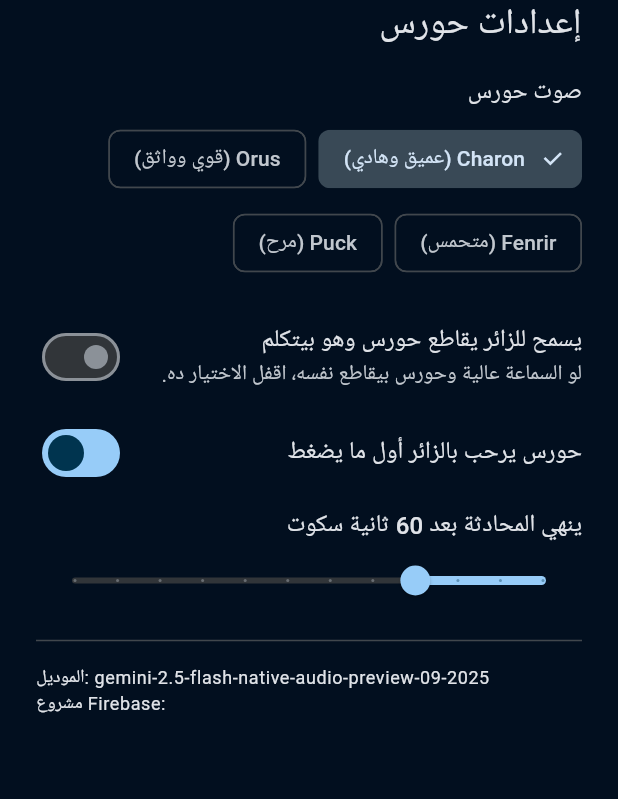
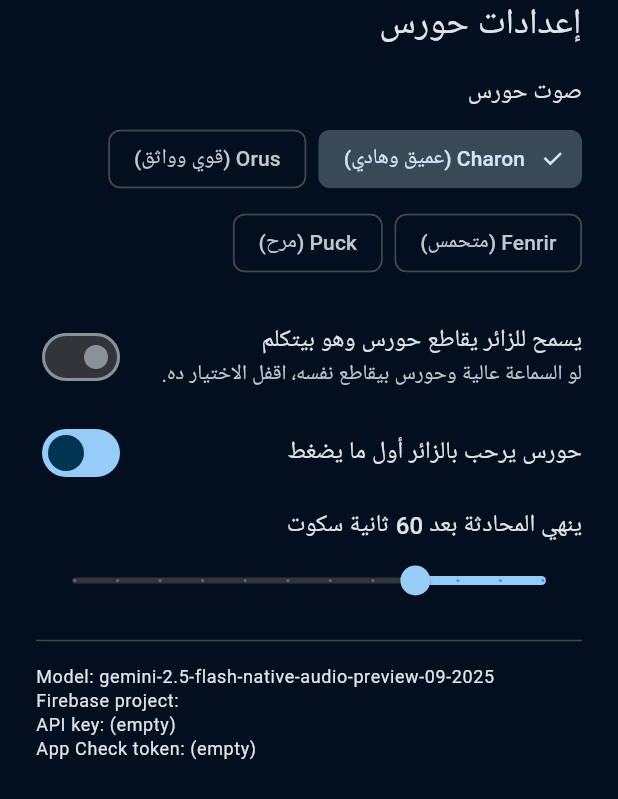
Before and after one commit to iMohamedMamdouh/airobotics-app, a Flutter app: the _SettingsSheet widget shown alone on an empty page, opened directly with empty values, on a phone screen of 412 x 824 dp. Shown: the top 799 px of the screen. Run offline on Flutter 3.47's test engine with Material 3 defaults, Android fonts, the phone set to English and light mode, and no system bars; our stand-ins replace firebase_ai, firebase_core, google_fonts, shared_preferences, wakelock_plus; missing offline and left inert: firebase_app_check, flutter_soloud, record; accounts and stored records are empty; Roboto replaces fonts that are missing (Cairo).

Commit message:
Show masked Firebase key and App Check token in hidden settings
Helps spot a wrong value baked into an APK (e.g. "API key not valid")
without exposing the full secrets.

Co-Authored-By: Claude Opus 5.5 <noreply@anthropic.com>
Claude-Session: https://claude.ai/code/session_0187tmkj62vkpwtLRBsE5Sjk

```diff
--- a/lib/screens/settings_sheet.dart
+++ b/lib/screens/settings_sheet.dart
@@ -95,7 +95,10 @@ class _SettingsSheetState extends State<_SettingsSheet> {
             ),
             const Divider(height: 32),
             Text(
-              'الموديل: ${AppConfig.geminiLiveModel}\nمشروع Firebase: ${AppConfig.firebaseProjectId}',
+              'Model: ${AppConfig.geminiLiveModel}\n'
+              'Firebase project: ${AppConfig.firebaseProjectId}\n'
+              'API key: ${_mask(AppConfig.firebaseApiKey)}\n'
+              'App Check token: ${_mask(AppConfig.appCheckDebugToken)}',
               style: textTheme.bodySmall,
               textDirection: TextDirection.ltr,
             ),
@@ -105,3 +108,11 @@ class _SettingsSheetState extends State<_SettingsSheet> {
     );
   }
 }
+
+/// Shows only the ends of a secret, enough to spot a wrong value.
+String _mask(String value) {
+  if (value.length < 12) return value.isEmpty ? '(empty)' : '***';
+  final start = value.substring(0, 6);
+  final end = value.substring(value.length - 4);
+  return '$start...$end (${value.length} chars)';
+}
```
